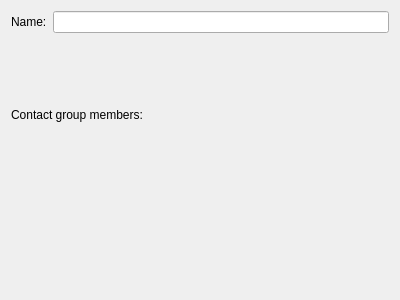
Before: the Qt Designer form contact/contactgroupeditor.ui in KDE/akonadi, drawn with Qt 5.
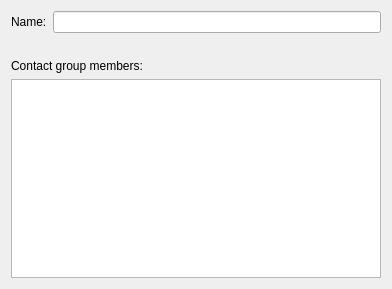
After: the same form once the commit is applied. Custom widgets are drawn as their Qt base class.

Diff of the .ui file:
```diff
--- a/contact/contactgroupeditor.ui
+++ b/contact/contactgroupeditor.ui
@@ -1,12 +1,12 @@
 <ui version="4.0" >
  <class>ContactGroupEditor</class>
- <widget class="QWidget" name="ContactGroupEditor" >
-  <property name="geometry" >
+ <widget class="QWidget" name="ContactGroupEditor">
+  <property name="geometry">
    <rect>
     <x>0</x>
     <y>0</y>
-    <width>400</width>
-    <height>300</height>
+    <width>392</width>
+    <height>289</height>
    </rect>
   </property>
   <layout class="QGridLayout" name="gridLayout" >
@@ -43,8 +43,18 @@
      </property>
     </widget>
    </item>
-   <item row="3" column="0" colspan="2" >
-    <widget class="QWidget" native="1" name="memberWidget" />
+   <item row="3" column="0" colspan="2">
+    <widget class="QTreeView" name="membersView">
+     <property name="rootIsDecorated">
+      <bool>false</bool>
+     </property>
+     <property name="itemsExpandable">
+      <bool>false</bool>
+     </property>
+     <property name="allColumnsShowFocus">
+      <bool>true</bool>
+     </property>
+    </widget>
    </item>
   </layout>
  </widget>
```
Left out of the diff: 31 changed lines with no effect on the pictures.
